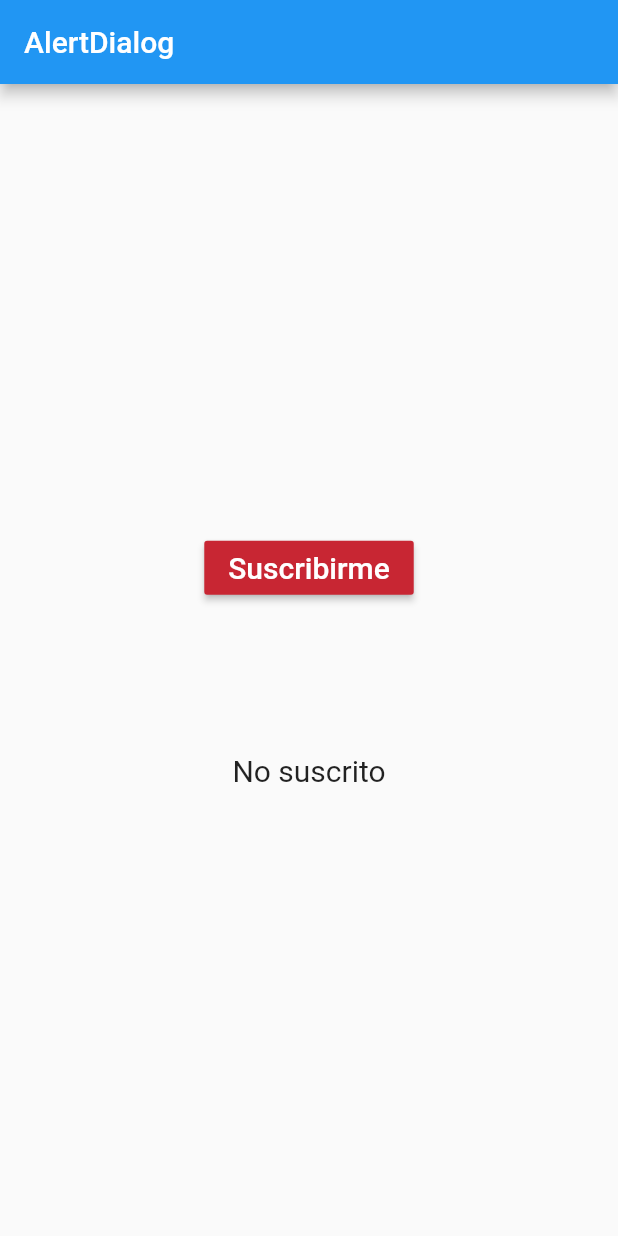
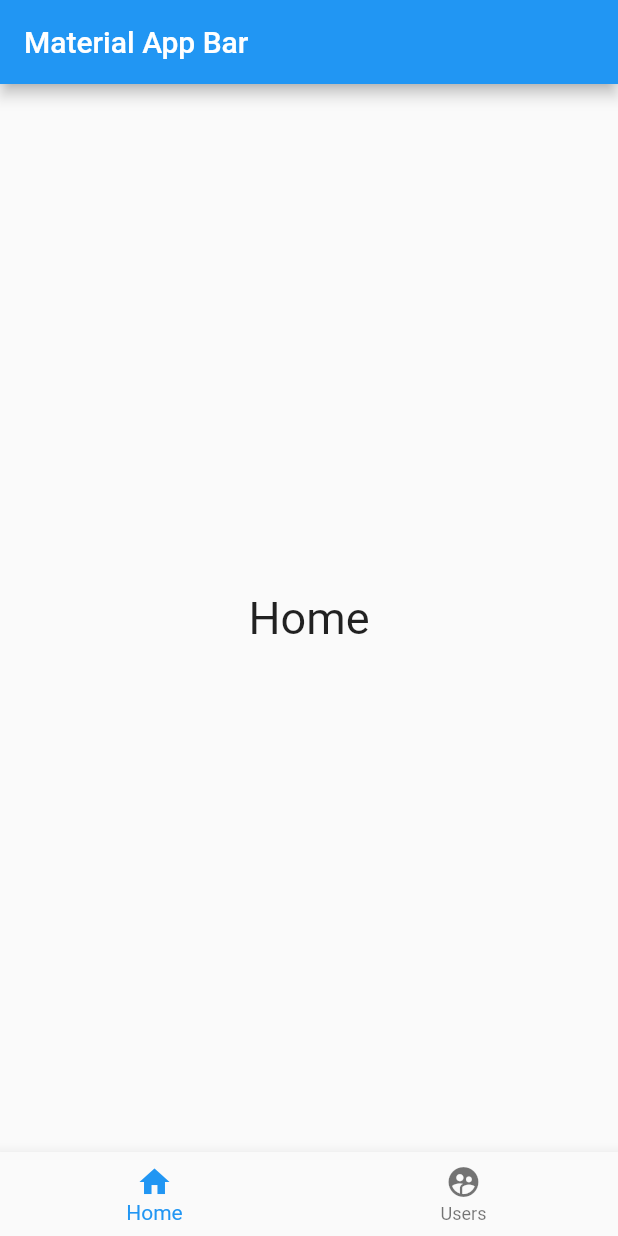
Before and after one commit to AstridSajquim/aprendiendo-flutter, a Flutter app: the screen it shows after launch, on a phone screen of 412 x 824 dp. Run offline on Flutter 3.47's test engine with Material 2 defaults, Android fonts, the phone set to English and light mode, and no system bars.

Commit message:
operador ternario para cambio de pagina

```diff
--- a/myapp/lib/main.dart
+++ b/myapp/lib/main.dart
@@ -2,85 +2,66 @@ import 'package:flutter/material.dart';
 
 void main() => runApp(MiApp());
 
-class MiApp extends StatelessWidget {
-  const MiApp({Key key}) : super(key: key);
+class MiApp extends StatefulWidget {
+  @override
+  _MiApp createState() => _MiApp();
+}
 
+class _MiApp extends State<MiApp> {
+  int actuallPage = 0;
   @override
   Widget build(BuildContext context) {
     return MaterialApp(
-      title: "Mi app",
-      home: Inicio(),
+      debugShowCheckedModeBanner: false,
+      title: "Material App",
+      home: Scaffold(
+        appBar: AppBar(
+          title: Text("Material App Bar"),
+        ),
+        body: actuallPage == 0 ? HomePage() : UsersPage(),
+        bottomNavigationBar: BottomNavigationBar(
+          onTap: (index) {
+            setState(() {
+              actuallPage = index;
+            });
+          },
+          currentIndex: actuallPage,
+          items: [
+            BottomNavigationBarItem(
+              icon: Icon(Icons.home),
+              label: "Home",
+            ),
+            BottomNavigationBarItem(
+                icon: Icon(Icons.supervised_user_circle), label: "Users"),
+          ],
+        ),
+      ),
     );
   }
 }
 
-class Inicio extends StatefulWidget {
-  HomePage createState() => HomePage();
+class HomePage extends StatelessWidget {
+  const HomePage({Key key}) : super(key: key);
+  @override
+  Widget build(BuildContext context) {
+    return Center(
+      child: Text(
+        "Home",
+        style: TextStyle(fontSize: 30.0),
+      ),
+    );
+  }
 }
 
-bool _suscrito = false;
-
-class HomePage extends State<Inicio> {
+class UsersPage extends StatelessWidget {
+  const UsersPage({Key key}) : super(key: key);
   @override
   Widget build(BuildContext context) {
-    return Scaffold(
-        appBar: AppBar(
-          title: Text("AlertDialog"),
-        ),
-        body: Center(
-          child: Column(
-            mainAxisAlignment: MainAxisAlignment.center,
-            children: [
-              RaisedButton(
-                  color: Color(0xffC82633),
-                  textColor: Color(0xffffffff),
-                  child: Text(
-                      _suscrito ? "Cancelar Suscripción" : "Suscribirme",
-                      style: TextStyle(fontSize: 20.0)),
-                  onPressed: () {
-                    showAlert(context);
-                  }),
-              SizedBox(
-                height: 100.0,
-              ),
-              Text(
-                _suscrito ? "Suscrito" : "No suscrito",
-                style: TextStyle(fontSize: 20.0),
-              )
-            ],
-          ),
-        ));
-  }
-
-  void showAlert(BuildContext context) {
-    showDialog(
-        barrierDismissible: false,
-        context: context,
-        builder: (_) => new AlertDialog(
-              title: Text(_suscrito ? "Cancelar Suscripción" : "Suscribirme",
-                  style: TextStyle(fontSize: 20.0)),
-              content: Text("¿Está seguro?"),
-              actions: [
-                TextButton(
-                    onPressed: () {
-                      print("Cancelar");
-                      setState(() {
-                        _suscrito = !_suscrito;
-                      });
-                      Navigator.pop(context);
-                    },
-                    child: Text("Cancelar")),
-                TextButton(
-                  child: Text("Sí"),
-                  onPressed: () {
-                    print("Sí");
-                    setState(() {
-                      _suscrito = !_suscrito;
-                    });
-                    Navigator.pop(context);
-                  },
-                )
-              ],
-            ));
+    return Center(
+      child: Text(
+        "Users",
+        style: TextStyle(fontSize: 30.0),
+      ),
+    );
   }
 }
```
